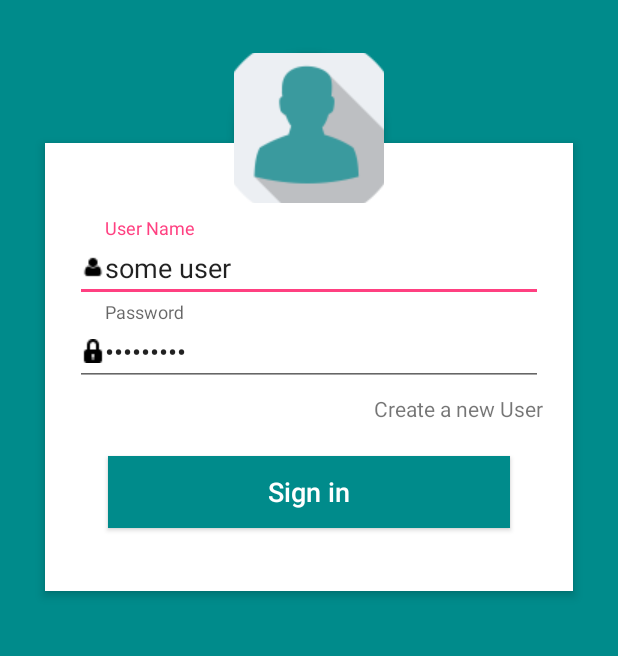
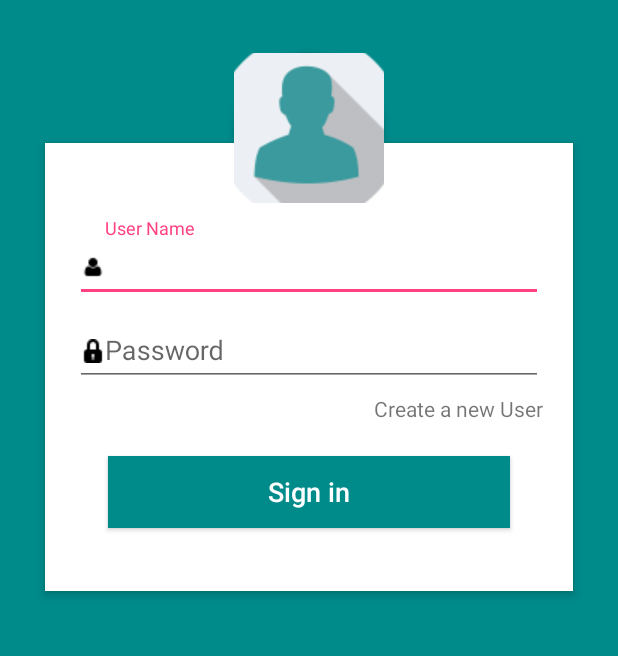
Before and after one commit to HD-Extreeem/ProjektSmartLock, an Android app: the screen it shows after launch (MainActivity), on a phone screen of 412 x 824 dp, the part 121-777 px from its top. Run offline under Robolectric (Android 15) with nearby library versions, the phone set to English and light mode, and no system bars.

Commit message:
Cleanup and fixes

```diff
--- a/app/src/main/java/com/hellomicke89gmail/projektsmartlock/MainActivity.java
+++ b/app/src/main/java/com/hellomicke89gmail/projektsmartlock/MainActivity.java
@@ -36,8 +36,8 @@ public class MainActivity extends AppCompatActivity {
 
 
         addListenerOnButton();
-        loginedit.setText("some user");
-        passwordedit.setText("some pass");
+        loginedit.setText("");
+        passwordedit.setText("");
         //username.setErrorEnabled(false);
         //password.setErrorEnabled(false);
 
```
